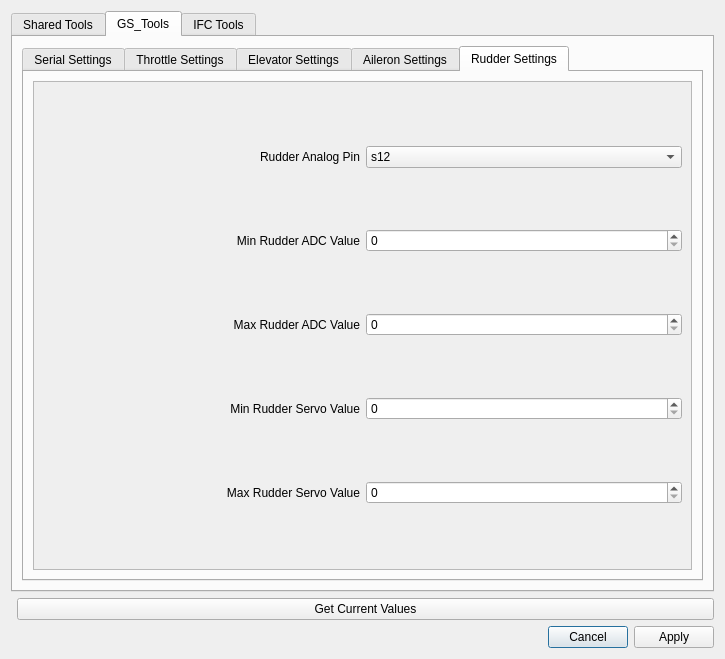
Tubbz-alt/ArdUAV, file ArdUAV_Config/config.ui: the form before one commit.
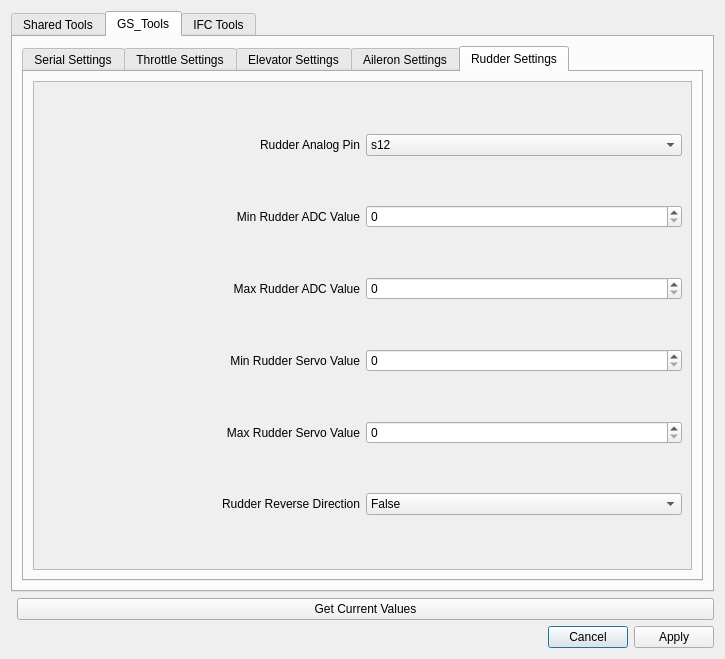
The form after the commit. The open tabs and pages were chosen to show the change.

```diff
--- a/ArdUAV_Config/config.ui
+++ b/ArdUAV_Config/config.ui
@@ -1518,8 +1518,8 @@
                <rect>
                 <x>0</x>
                 <y>0</y>
-                <width>199</width>
-                <height>152</height>
+                <width>657</width>
+                <height>493</height>
                </rect>
               </property>
               <layout class="QGridLayout" name="gridLayout_22">
@@ -1669,6 +1669,37 @@
                  </item>
                 </layout>
                </item>
+               <item row="5" column="0">
+                <layout class="QHBoxLayout" name="horizontalLayout_93">
+                 <item>
+                  <widget class="QLabel" name="label_93">
+                   <property name="text">
+                    <string>Rudder Reverse Direction</string>
+                   </property>
+                   <property name="alignment">
+                    <set>Qt::AlignRight|Qt::AlignTrailing|Qt::AlignVCenter</set>
+                   </property>
+                  </widget>
+                 </item>
+                 <item>
+                  <widget class="QComboBox" name="RudderReverse">
+                   <property name="currentIndex">
+                    <number>1</number>
+                   </property>
+                   <item>
+                    <property name="text">
+                     <string>True</string>
+                    </property>
+                   </item>
+                   <item>
+                    <property name="text">
+                     <string>False</string>
+                    </property>
+                   </item>
+                  </widget>
+                 </item>
+                </layout>
+               </item>
               </layout>
              </widget>
             </widget>
```
Left out of the diff: 701 changed lines with no effect on the pictures.
